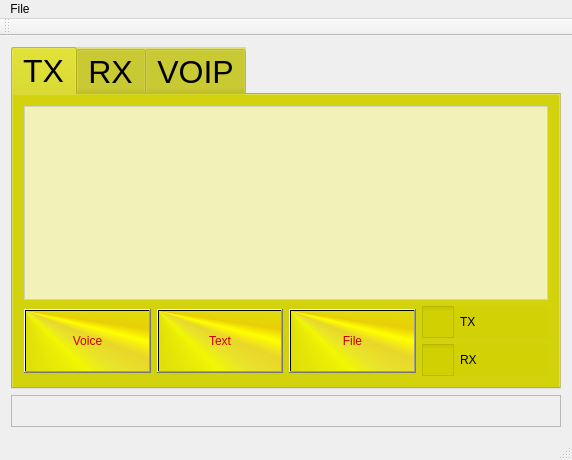
Before: the Qt Designer form mainwindow.ui in qradiolink/qradiolink, drawn with Qt 5.
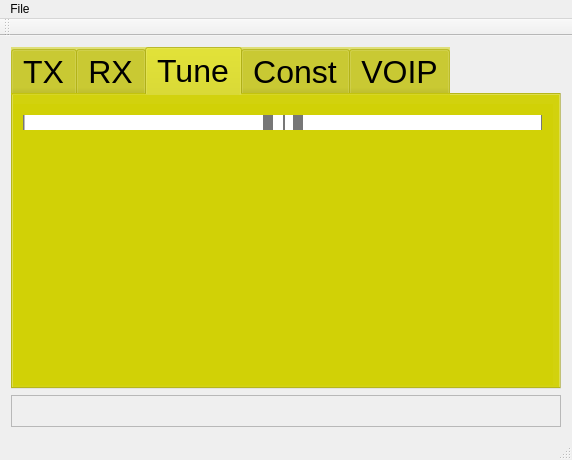
After: the same form once the commit is applied. Icons and pictures are not drawn.

Diff of the .ui file:
```diff
--- a/mainwindow.ui
+++ b/mainwindow.ui
@@ -63,7 +63,7 @@
 </string>
         </property>
         <property name="currentIndex">
-         <number>0</number>
+         <number>2</number>
         </property>
         <property name="iconSize">
          <size>
@@ -245,6 +245,107 @@
           </item>
          </layout>
         </widget>
+        <widget class="QWidget" name="tab_4">
+         <attribute name="title">
+          <string>Tune</string>
+         </attribute>
+         <widget class="QWidget" name="verticalLayoutWidget">
+          <property name="geometry">
+           <rect>
+            <x>-1</x>
+            <y>9</y>
+            <width>541</width>
+            <height>281</height>
+           </rect>
+          </property>
+          <layout class="QVBoxLayout" name="verticalLayout_5">
+           <item>
+            <widget class="QSlider" name="tuneSlider">
+             <property name="styleSheet">
+              <string notr="true">QSlider::groove:horizontal {
+border: 2px solid #bbb;
+background: white;
+height: 120px;
+border-radius: 2px;
+}
+
+QSlider::sub-page:horizontal {
+border: 1px solid #777;
+height: 50px;
+border-radius: 4px;
+}
+
+QSlider::add-page:horizontal {
+background: #fff;
+border: 1px solid #777;
+height: 50px;
+border-radius: 4px;
+}
+
+QSlider::handle:horizontal {
+border: 10px solid #777;
+width: 20px;
+margin-top: -2px;
+margin-bottom: -2px;
+border-radius: 4px;
+}
+
+QSlider::handle:horizontal:hover {
+border: 1px solid #444;
+border-radius: 4px;
+}
+
+QSlider::sub-page:horizontal:disabled {
+background: #bbb;
+border-color: #999;
+}
+
+QSlider::add-page:horizontal:disabled {
+background: #eee;
+border-color: #999;
+}
+
+QSlider::handle:horizontal:disabled {
+background: #eee;
+border: 1px solid #aaa;
+border-radius: 4px;
+}</string>
+             </property>
+             <property name="minimum">
+              <number>-100</number>
+             </property>
+             <property name="maximum">
+              <number>100</number>
+             </property>
+             <property name="orientation">
+              <enum>Qt::Horizontal</enum>
+             </property>
+             <property name="tickInterval">
+              <number>1</number>
+             </property>
+            </widget>
+           </item>
+           <item>
+            <spacer name="verticalSpacer">
+             <property name="orientation">
+              <enum>Qt::Vertical</enum>
+             </property>
+             <property name="sizeHint" stdset="0">
+              <size>
+               <width>20</width>
+               <height>40</height>
+              </size>
+             </property>
+            </spacer>
+           </item>
+          </layout>
+         </widget>
+        </widget>
+        <widget class="QWidget" name="tab_5">
+         <attribute name="title">
+          <string>Const</string>
+         </attribute>
+        </widget>
         <widget class="QWidget" name="tab_3">
          <property name="sizePolicy">
           <sizepolicy hsizetype="MinimumExpanding" vsizetype="MinimumExpanding">
```
